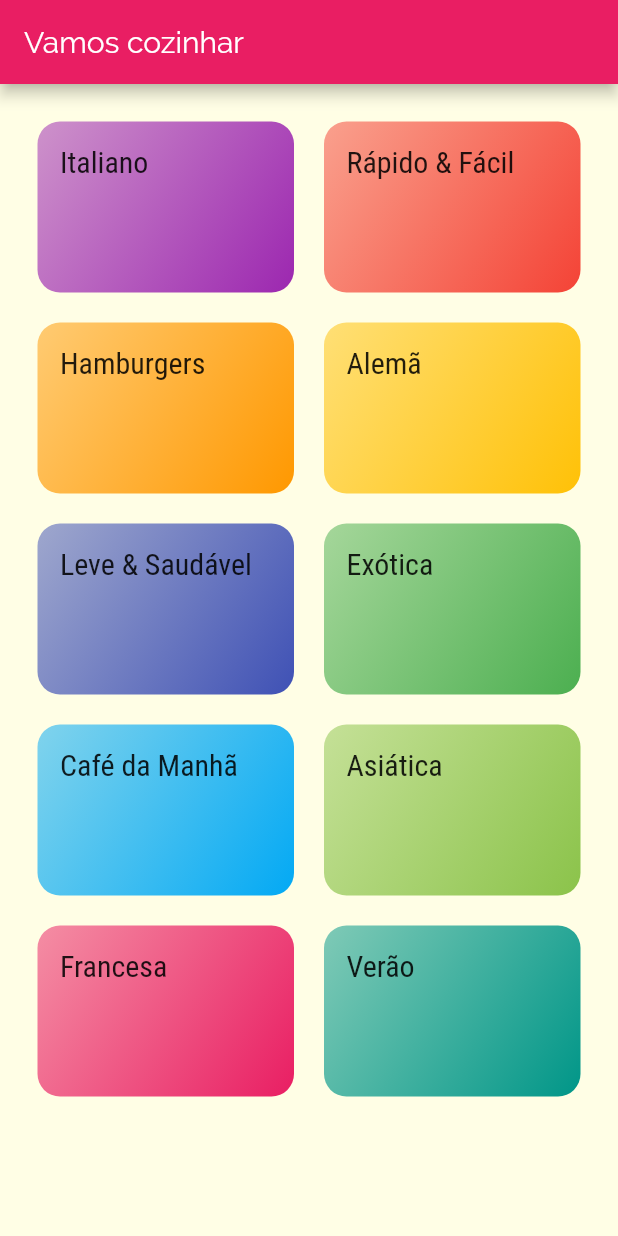
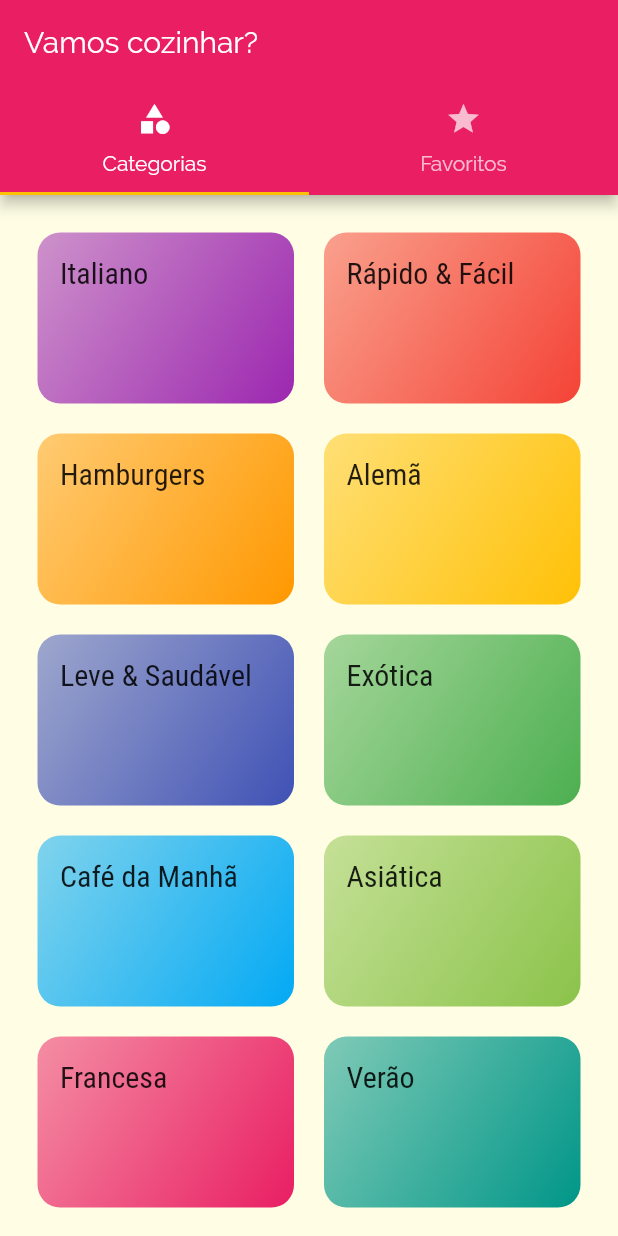
Before and after one commit to jcesarauj/flutter-foods, a Flutter app: the screen it shows after launch, on a phone screen of 412 x 824 dp. Run offline on Flutter 3.47's test engine with Material 2 defaults, Android fonts, the phone set to English and light mode, and no system bars.

Commit message:
Inclusão de tabs e novas telas
Inclusão de tabs e novas telas

```diff
--- a/lib/main.dart
+++ b/lib/main.dart
@@ -1,6 +1,8 @@
 import 'package:flutter/material.dart';
 import 'package:flutterMeats/screen/categories-meals-screen.dart';
+import 'package:flutterMeats/screen/meals-detail-screen.dart';
 import 'screen/categories-screen.dart';
+import 'screen/tabs-screen.dart';
 import 'utils/app-routes.dart';
 
 void main() => runApp(MyApp());
@@ -21,8 +23,9 @@ class MyApp extends StatelessWidget {
                 fontFamily: 'RobotoCondensed',
               ))),
       routes: {
-        AppRoutes.HOME: (ctx) => CategoryScreen(),
+        AppRoutes.HOME: (ctx) => TabsScreen(),
         AppRoutes.CATEGORY_MEALS: (ctx) => CategorieMealsScreen(),
+        AppRoutes.MEALS_DETAIL: (ctx) => MealsDetailScreen(),
       },
     );
   }
--- a/lib/screen/categories-screen.dart
+++ b/lib/screen/categories-screen.dart
@@ -6,11 +6,7 @@ import '../components/category-item.dart';
 class CategoryScreen extends StatelessWidget {
   @override
   Widget build(BuildContext context) {
-    return Scaffold(
-        appBar: AppBar(
-          title: Text("Vamos cozinhar"),
-        ),
-        body: GridView(
+    return GridView(
       padding: EdgeInsets.all(25),
       gridDelegate: SliverGridDelegateWithMaxCrossAxisExtent(
         maxCrossAxisExtent: 200,
@@ -21,6 +17,6 @@ class CategoryScreen extends StatelessWidget {
       children: DUMMY_CATEGORIES.map((cat) {
         return CategoryItem(cat);
       }).toList(),
-        ));
+    );
   }
 }
--- /dev/null
+++ b/lib/screen/tabs-screen.dart
@@ -0,0 +1,37 @@
+import 'package:flutter/cupertino.dart';
+import 'package:flutter/material.dart';
+import 'package:flutterMeats/screen/categories-screen.dart';
+
+import 'favoritie-screen.dart';
+
+class TabsScreen extends StatelessWidget {
+  @override
+  Widget build(BuildContext context) {
+    return DefaultTabController(
+      length: 2,
+      child: Scaffold(
+        appBar: AppBar(
+          title: Text("Vamos cozinhar?"),
+          bottom: TabBar(
+            tabs: [
+              Tab(
+                icon: Icon(Icons.category),
+                text: "Categorias",
+              ),
+              Tab(
+                icon: Icon(Icons.star),
+                text: "Favoritos",
+              )
+            ],
+          ),
+        ),
+        body: TabBarView(
+          children: [
+            CategoryScreen(),
+            FavoritieScreen(),
+          ],
+        ),
+      ),
+    );
+  }
+}
--- a/lib/utils/app-routes.dart
+++ b/lib/utils/app-routes.dart
@@ -1,4 +1,5 @@
 class AppRoutes {
   static const HOME = '/';
   static const CATEGORY_MEALS = '/categories-meals-screen';
+  static const MEALS_DETAIL = '/meal-detail';
 }
```
Also changed, not shown: lib/components/meals-item.dart (+8 -2 lines), lib/screen/favoritie-screen.dart (added, +8 -0 lines), lib/screen/meals-detail-screen.dart (added, +82 -0 lines). Lines whose indentation alone changed are shown as unchanged.
